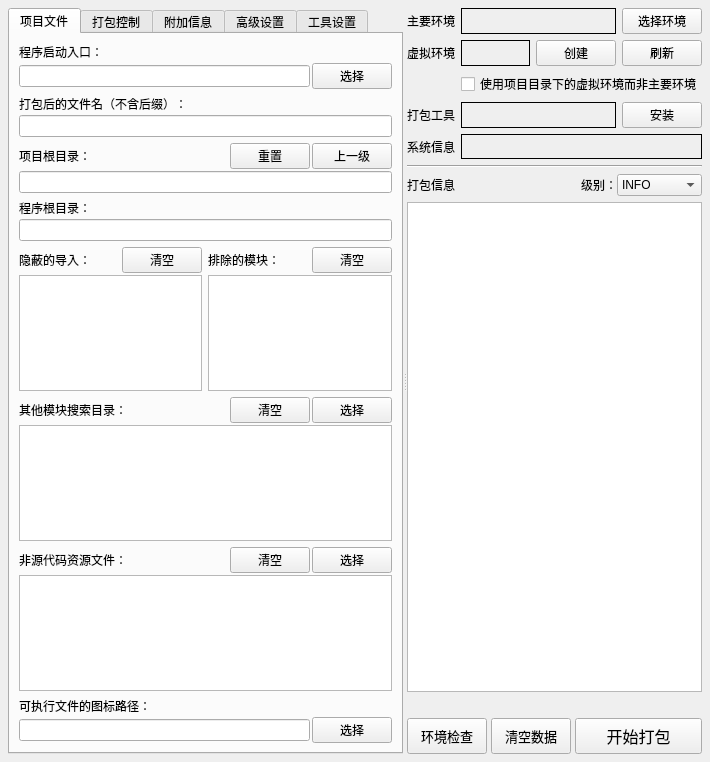
This is source/awespykit/ui/pyinstaller_tool.ui in hrpzcf/AwesomePyKit as Qt 5 draws it before an edit. The edited form follows.
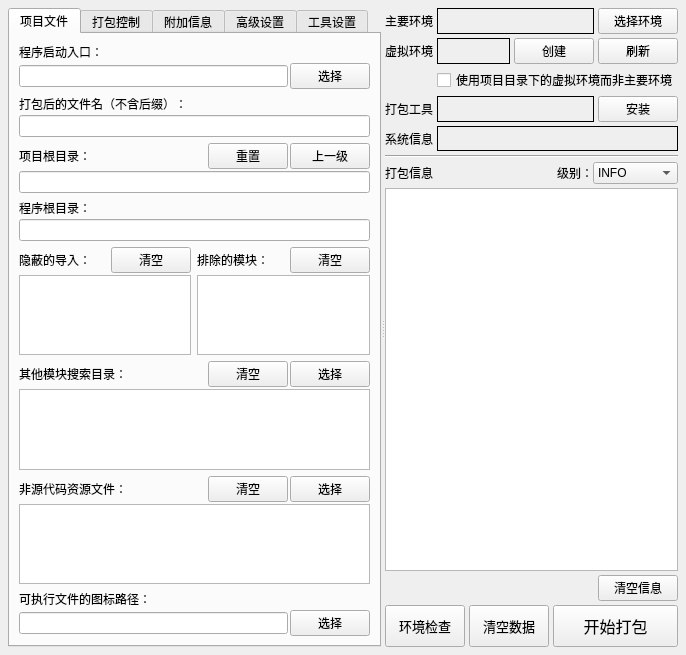
This is the edited form.

Commit message: 程序打包工具新增“清空信息”按钮，用于清空当前打包信息

The edit to the form file:
```diff
--- a/source/awespykit/ui/pyinstaller_tool.ui
+++ b/source/awespykit/ui/pyinstaller_tool.ui
@@ -9,8 +9,8 @@
    <rect>
     <x>0</x>
     <y>0</y>
-    <width>710</width>
-    <height>762</height>
+    <width>686</width>
+    <height>655</height>
    </rect>
   </property>
   <property name="font">
@@ -22,7 +22,7 @@
    <string>程序打包工具</string>
   </property>
   <widget class="QWidget" name="centralwidget">
-   <layout class="QHBoxLayout" name="horizontalLayout_36">
+   <layout class="QHBoxLayout" name="horizontalLayout_37">
     <property name="leftMargin">
      <number>8</number>
     </property>
@@ -1200,7 +1200,10 @@
        </widget>
       </widget>
       <widget class="QWidget" name="layoutWidget">
-       <layout class="QVBoxLayout" name="verticalLayout_6">
+       <layout class="QVBoxLayout" name="verticalLayout_16">
+        <property name="spacing">
+         <number>4</number>
+        </property>
         <item>
          <layout class="QGridLayout" name="gridLayout">
           <item row="0" column="0">
@@ -1373,7 +1376,7 @@
          </widget>
         </item>
         <item>
-         <layout class="QVBoxLayout" name="verticalLayout_16">
+         <layout class="QVBoxLayout" name="verticalLayout_6" stretch="0,1">
           <item>
            <layout class="QHBoxLayout" name="horizontalLayout_17" stretch="9,0">
             <item>
@@ -1445,12 +1448,6 @@
           </item>
           <item>
            <widget class="QTextEdit" name="te_pyi_out_stream">
-            <property name="minimumSize">
-             <size>
-              <width>0</width>
-              <height>456</height>
-             </size>
-            </property>
             <property name="font">
              <font>
               <family>Consolas</family>
@@ -1468,17 +1465,31 @@
          </layout>
         </item>
         <item>
-         <layout class="QHBoxLayout" name="horizontalLayout_4" stretch="0,1">
+         <layout class="QHBoxLayout" name="horizontalLayout_36" stretch="1,0">
           <item>
-           <widget class="QLabel" name="lb_running_gif"/>
+           <layout class="QHBoxLayout" name="horizontalLayout_4" stretch="0,1">
+            <item>
+             <widget class="QLabel" name="lb_running_gif"/>
+            </item>
+            <item>
+             <widget class="QLabel" name="lb_running_tip"/>
+            </item>
+           </layout>
           </item>
           <item>
-           <widget class="QLabel" name="lb_running_tip"/>
+           <widget class="QPushButton" name="uiPushButton_clear_log">
+            <property name="toolTip">
+             <string>清空上方的打包信息，此操作不会影响打包过程。</string>
+            </property>
+            <property name="text">
+             <string>清空信息</string>
+            </property>
+           </widget>
           </item>
          </layout>
         </item>
         <item>
-         <layout class="QHBoxLayout" name="horizontalLayout_18" stretch="3,0,5">
+         <layout class="QHBoxLayout" name="horizontalLayout_18" stretch="3,2,5">
           <property name="spacing">
            <number>4</number>
           </property>
@@ -1487,7 +1498,7 @@
             <property name="minimumSize">
              <size>
               <width>0</width>
-              <height>36</height>
+              <height>42</height>
              </size>
             </property>
             <property name="palette">
@@ -1546,7 +1557,7 @@
             <property name="minimumSize">
              <size>
               <width>0</width>
-              <height>36</height>
+              <height>42</height>
              </size>
             </property>
             <property name="palette">
@@ -1605,7 +1616,7 @@
             <property name="minimumSize">
              <size>
               <width>0</width>
-              <height>36</height>
+              <height>42</height>
              </size>
             </property>
             <property name="palette">
```
The commit also changes 2 other files.
